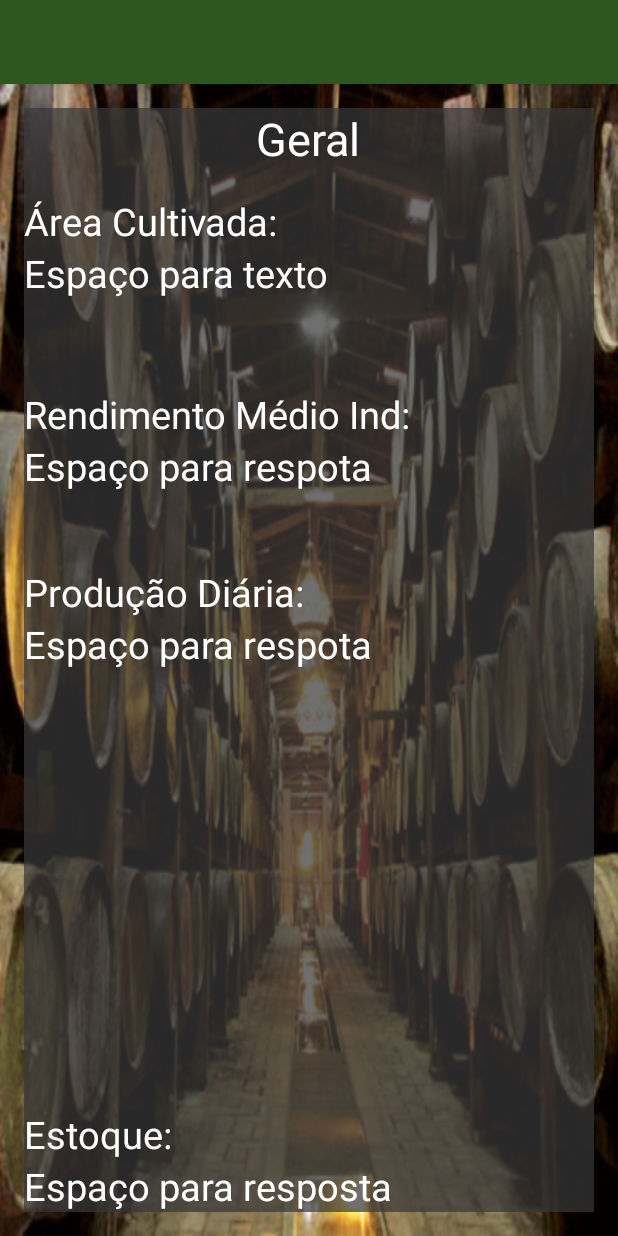
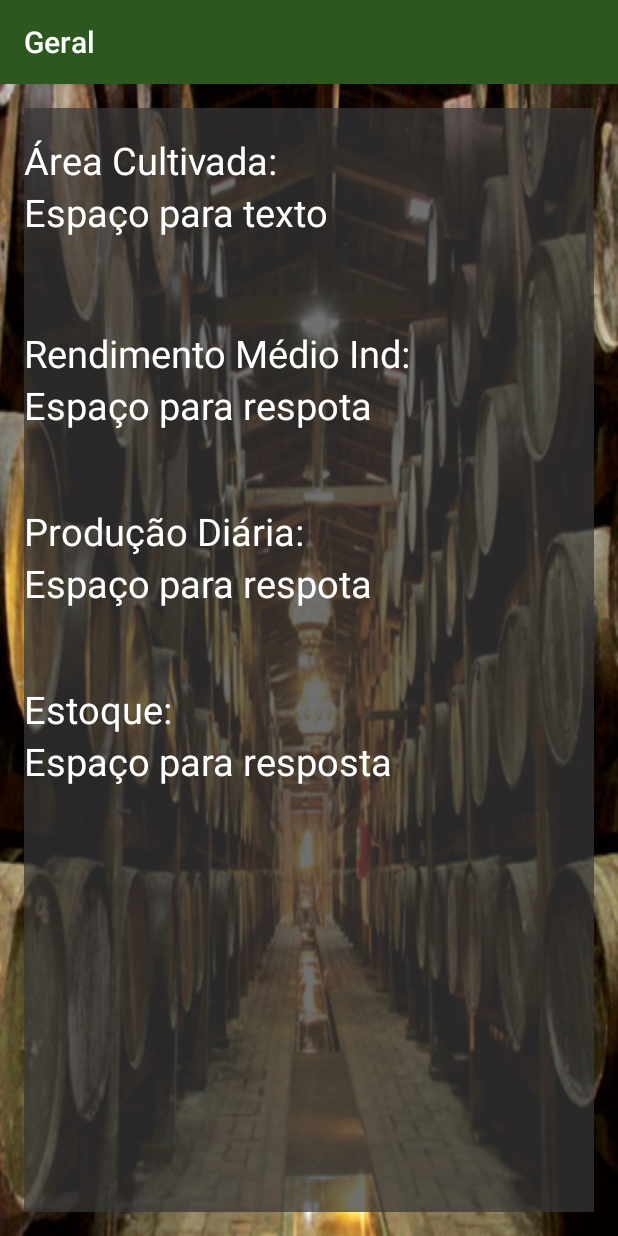
Before and after one commit to joaovq/CanaCollectorManager, an Android app: the AlembicActivity screen opened directly, with no data from a screen before it, on a phone screen of 412 x 824 dp. Run offline under Robolectric (Android 15) with nearby library versions, the phone set to English and light mode, and no system bars.

Commit message:
Add titles to the tab screens in the alambique button

```diff
--- a/app/src/main/AndroidManifest.xml
+++ b/app/src/main/AndroidManifest.xml
@@ -59,7 +59,7 @@
             android:theme="@style/AppTheme.NoActionBar" />
         <activity
             android:name=".View.Alembic.AlembicActivity"
-            android:label="Produção"
+            android:label="Alambique"
             android:theme="@style/AppTheme.NoActionBar" />
         <activity
             android:name=".View.Management.NewUserActivity"
--- a/app/src/main/java/canacollector/cc/com/example/android/canacollectormanager/View/Alembic/AlembicActivity.java
+++ b/app/src/main/java/canacollector/cc/com/example/android/canacollectormanager/View/Alembic/AlembicActivity.java
@@ -6,6 +6,7 @@ import android.support.v4.app.FragmentManager;
 import android.support.v4.app.FragmentStatePagerAdapter;
 import android.support.v4.view.ViewPager;
 import android.support.v7.app.AppCompatActivity;
+import android.support.v7.widget.Toolbar;
 
 import java.util.ArrayList;
 import java.util.List;
@@ -21,9 +22,11 @@ public class AlembicActivity extends AppCompatActivity {
     protected void onCreate(Bundle savedInstanceState) {
         super.onCreate(savedInstanceState);
         setContentView(R.layout.activity_alembic);
-        getActionBar().setTitle("Alambique");
 
         List<Fragment> fragments = getFragments();
+
+        Toolbar toolbar = (Toolbar) findViewById(R.id.toolbar);
+        toolbar.setTitle("Geral");
 
         // Instantiate a ViewPager and a PagerAdapter.
         mPager = (ViewPager) findViewById(R.id.pager);
@@ -59,6 +62,8 @@ public class AlembicActivity extends AppCompatActivity {
         public int getCount() {
             return this.fragments.size();
         }
+
+
     }
 
 }
--- a/app/src/main/java/canacollector/cc/com/example/android/canacollectormanager/View/Alembic/AlembicAreaTab.java
+++ b/app/src/main/java/canacollector/cc/com/example/android/canacollectormanager/View/Alembic/AlembicAreaTab.java
@@ -2,6 +2,7 @@ package canacollector.cc.com.example.android.canacollectormanager.View.Alembic;
 
 import android.os.Bundle;
 import android.support.v4.app.Fragment;
+import android.support.v7.widget.Toolbar;
 import android.view.LayoutInflater;
 import android.view.View;
 import android.view.ViewGroup;
@@ -19,8 +20,17 @@ public class AlembicAreaTab extends Fragment {
         ViewGroup rootView = (ViewGroup) inflater.inflate(
                 R.layout.content_alembic_area_tab, container, false);
 
-        getActivity().setTitle("Área");
-
         return rootView;
     }
+
+    @Override
+    public void setUserVisibleHint(boolean isVisibleToUser) {
+        super.setUserVisibleHint(isVisibleToUser);
+        // Make sure that we are currently visible
+        if (this.isVisible()) {
+            Toolbar toolbar = (Toolbar) getActivity().findViewById(R.id.toolbar);
+            toolbar.setTitle("Área");
+        }
+    }
+
 }
--- a/app/src/main/java/canacollector/cc/com/example/android/canacollectormanager/View/Alembic/AlembicGeneralTab.java
+++ b/app/src/main/java/canacollector/cc/com/example/android/canacollectormanager/View/Alembic/AlembicGeneralTab.java
@@ -2,6 +2,7 @@ package canacollector.cc.com.example.android.canacollectormanager.View.Alembic;
 
 import android.os.Bundle;
 import android.support.v4.app.Fragment;
+import android.support.v7.widget.Toolbar;
 import android.view.LayoutInflater;
 import android.view.View;
 import android.view.ViewGroup;
@@ -12,7 +13,6 @@ import canacollector.cc.com.example.android.canacollectormanager.R;
  * Created by joaovq on 11/01/16.
  */
 public class AlembicGeneralTab extends Fragment{
-
     @Override
     public View onCreateView(LayoutInflater inflater, ViewGroup container,
                              Bundle savedInstanceState) {
@@ -21,4 +21,14 @@ public class AlembicGeneralTab extends Fragment{
 
         return rootView;
     }
+
+    @Override
+    public void setUserVisibleHint(boolean isVisibleToUser) {
+        super.setUserVisibleHint(isVisibleToUser);
+        // Make sure that we are currently visible
+        if (this.isVisible()) {
+            Toolbar toolbar = (Toolbar) getActivity().findViewById(R.id.toolbar);
+            toolbar.setTitle("Geral");
+        }
+    }
 }
--- a/app/src/main/res/layout/content_alembic_area_tab.xml
+++ b/app/src/main/res/layout/content_alembic_area_tab.xml
@@ -2,8 +2,8 @@
 <RelativeLayout xmlns:android="http://schemas.android.com/apk/res/android"
     android:layout_width="match_parent"
     android:layout_height="match_parent"
-    android:background="#b7393838">
-    android:background="@android:color/holo_orange_dark" >
+    android:background="#b7393838"
+    >
 
     <TextView
         android:id="@+id/graph1TextView"
--- a/app/src/main/res/layout/content_alembic_general_tab.xml
+++ b/app/src/main/res/layout/content_alembic_general_tab.xml
@@ -6,18 +6,9 @@
     android:layout_height="fill_parent"
     android:background="#b7393838"><![CDATA[
         android:background="@android:color/holo_orange_dark" >
-        ]]>
 
-    <TextView
-        android:layout_width="wrap_content"
-        android:layout_height="wrap_content"
-        android:textAppearance="?android:attr/textAppearanceMedium"
-        android:text="Geral"
-        android:id="@+id/generalTitleTab"
-        android:textSize="30dp"
-        android:textColor="#ffffff"
-        android:layout_alignParentTop="true"
-        android:layout_centerHorizontal="true" />
+
+    ]]>
 
     <TextView
         android:layout_width="wrap_content"
@@ -28,7 +19,6 @@
         android:textColor="#ffffff"
         android:textSize="25dp"
         android:layout_marginTop="17dp"
-        android:layout_below="@+id/generalTitleTab"
         android:layout_alignParentLeft="true"
         android:layout_alignParentStart="true" />
 
@@ -66,9 +56,10 @@
         android:id="@+id/inventoryTextView"
         android:textColor="#ffffff"
         android:textSize="25dp"
-        android:layout_above="@+id/inventoryTextInput"
+        android:layout_below="@+id/dailyProductionTextInput"
         android:layout_alignParentLeft="true"
-        android:layout_alignParentStart="true" />
+        android:layout_alignParentStart="true"
+        android:layout_marginTop="49dp" />
 
     <TextView
         android:layout_width="wrap_content"
@@ -110,7 +101,7 @@
         android:id="@+id/inventoryTextInput"
         android:textColor="#ffffff"
         android:textSize="25dp"
-        android:layout_alignParentBottom="true"
+        android:layout_below="@+id/inventoryTextView"
         android:layout_alignParentLeft="true"
         android:layout_alignParentStart="true" />
 
```
Also changed, not shown: app/src/main/java/canacollector/cc/com/example/android/canacollectormanager/View/Alembic/AlembicIncomeTab.java (+10 -0 lines), app/src/main/java/canacollector/cc/com/example/android/canacollectormanager/View/Alembic/AlembicInventoryTab.java (+11 -1 lines), app/src/main/java/canacollector/cc/com/example/android/canacollectormanager/View/Alembic/AlembicProductionTab.java (+11 -1 lines).
